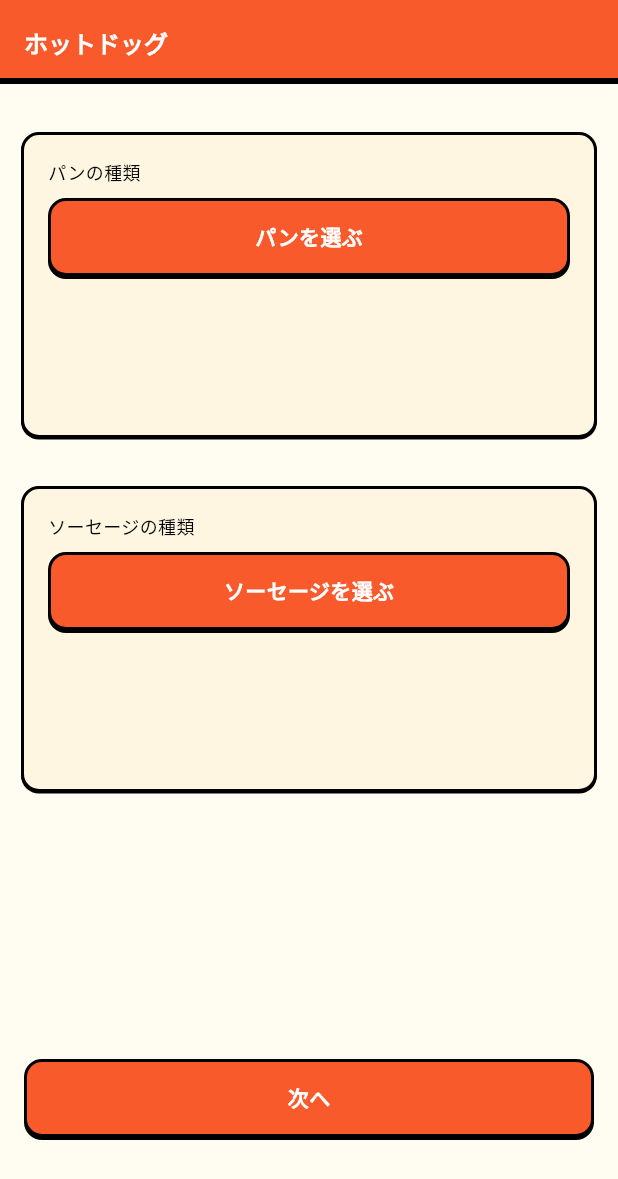
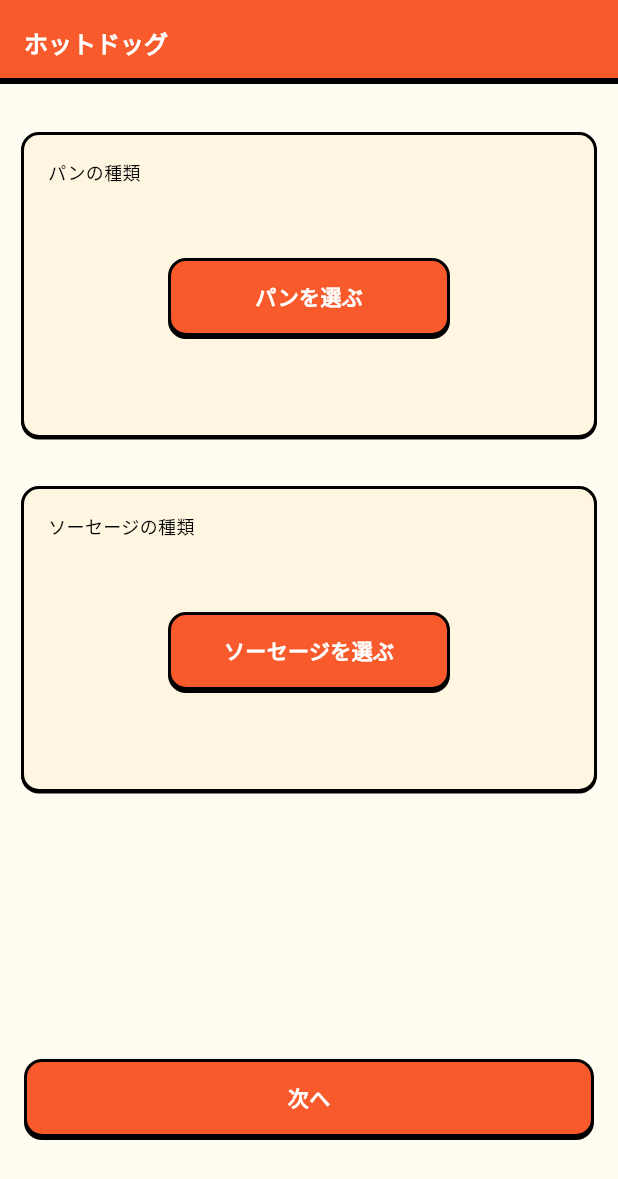
Before and after one commit to OriginMaster2024/origin_master_2024_flutter, a Flutter app: the HotDogSelectPage screen opened directly, on a phone screen of 412 x 824 dp. Shown: the top 1179 px of the screen. Run offline on Flutter 3.47's test engine with Material 3 defaults, Android fonts, the light colour scheme and no system bars; our stand-ins replace audioplayers, flutter_hooks, flutter_svg, gap, google_fonts, hooks_riverpod and 2 more.

Commit message:
Update IngredientCard

```diff
--- a/lib/page/hot_dog_select_page.dart
+++ b/lib/page/hot_dog_select_page.dart
@@ -102,10 +102,9 @@ class IngredientCard extends HookWidget {
     }
 
     return ThreeDimensionalContainer(
-      child: SizedBox(
+      child: Container(
         width: DeviceSize.width - 32,
         height: 200,
-        child: Padding(
         padding: const EdgeInsets.all(16),
         child: Column(
           crossAxisAlignment: CrossAxisAlignment.start,
@@ -117,12 +116,14 @@ class IngredientCard extends HookWidget {
             const Gap(8),
             selected.value != null
                 ? buildIngredientInfoWidget(selected.value!)
-                  : ActionButton(
+                : Padding(
+                    padding: const EdgeInsets.fromLTRB(80, 40, 80, 0),
+                    child: ActionButton(
                       onPressed: startSelecting,
                       title: '$typeを選ぶ',
                     ),
+                  ),
           ],
-          ),
         ),
       ),
     );
```
Lines whose indentation alone changed are shown as unchanged.
